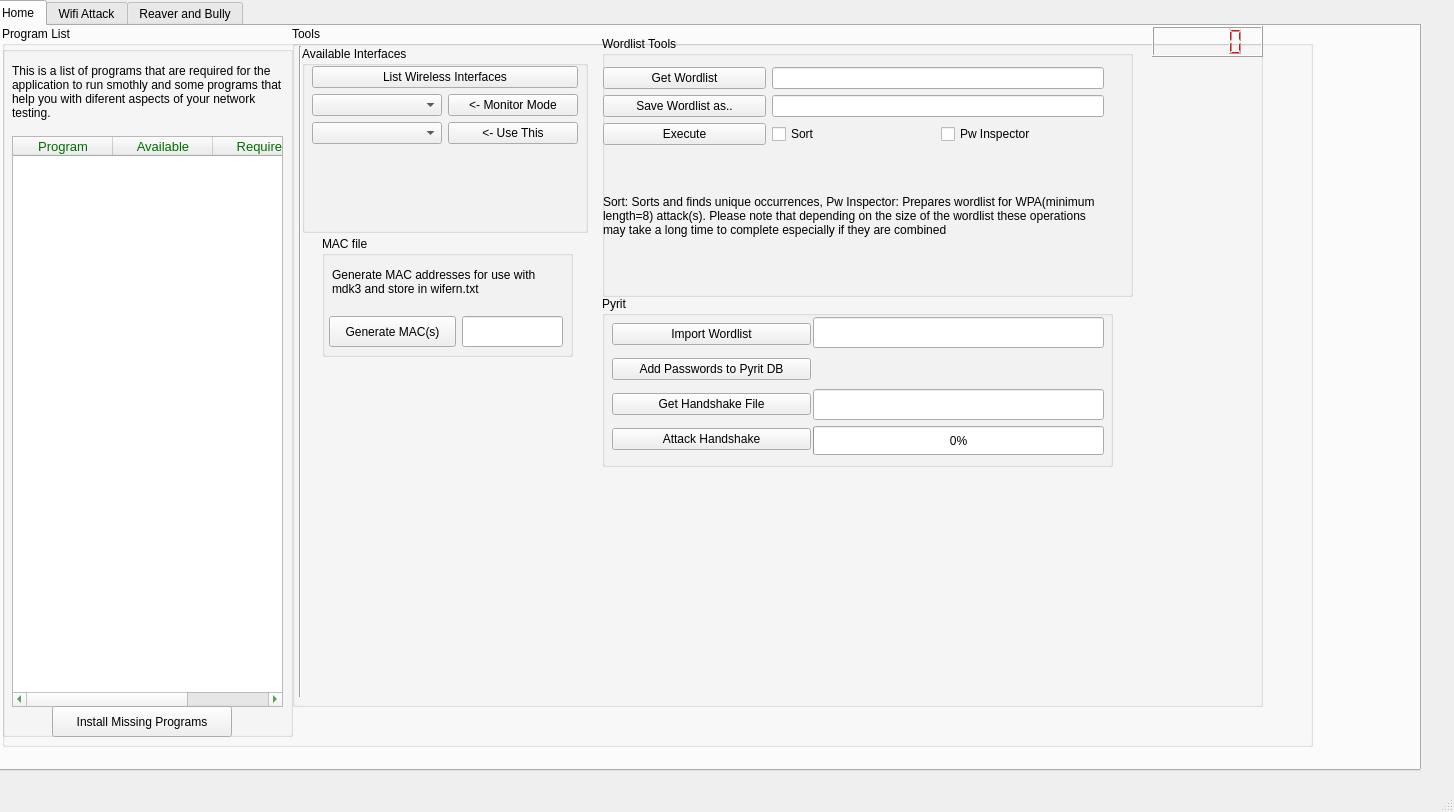
First picture: the form in wifern.ui, repository houcy/wifern, before the edit.
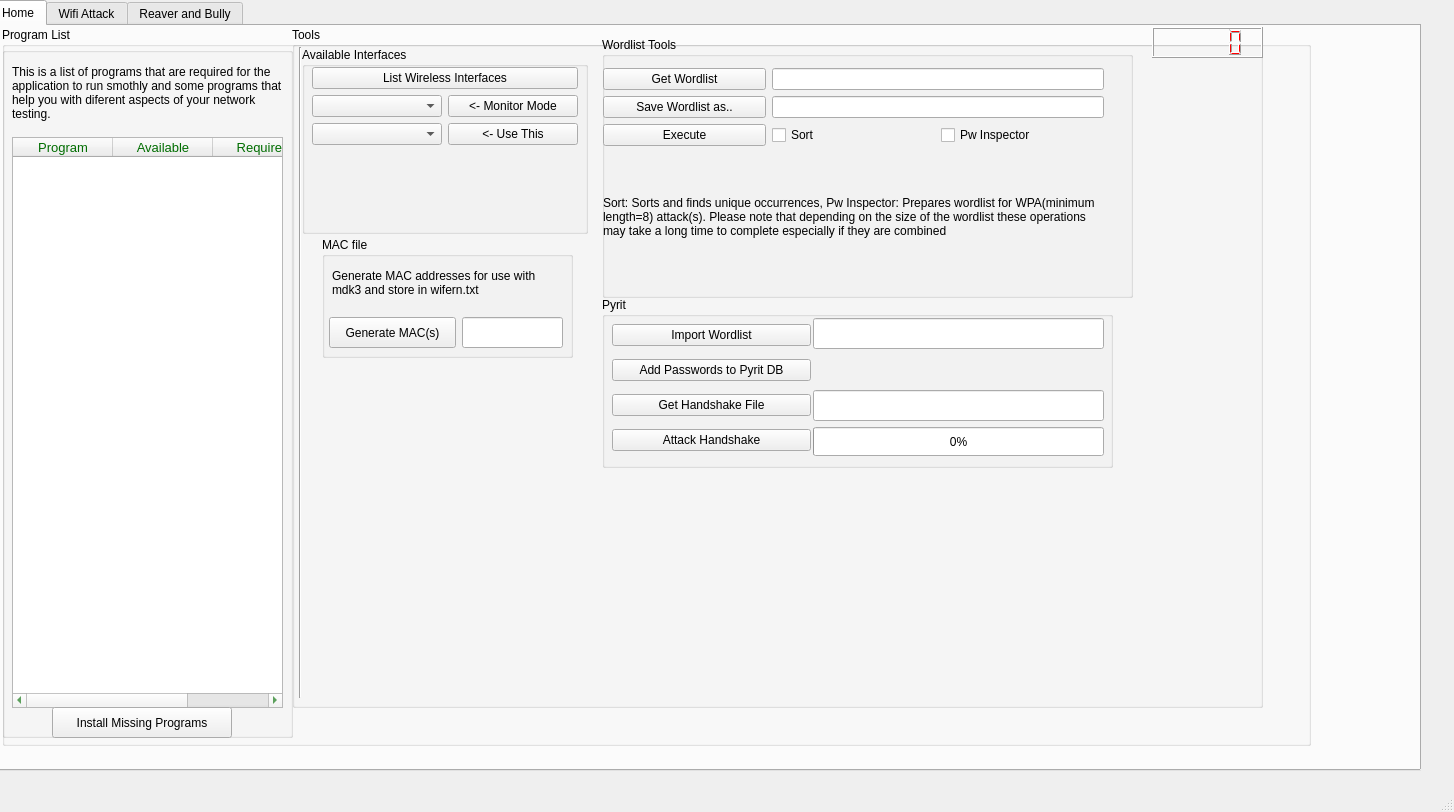
Second picture: the form after the edit. Icons and pictures are not drawn.

Diff of the .ui file:
```diff
--- a/wifern.ui
+++ b/wifern.ui
@@ -16,6 +16,18 @@
     <verstretch>0</verstretch>
    </sizepolicy>
   </property>
+  <property name="minimumSize">
+   <size>
+    <width>1454</width>
+    <height>812</height>
+   </size>
+  </property>
+  <property name="maximumSize">
+   <size>
+    <width>1454</width>
+    <height>812</height>
+   </size>
+  </property>
   <property name="windowTitle">
    <string>Wifern</string>
   </property>
@@ -38,6 +50,18 @@
       <verstretch>0</verstretch>
      </sizepolicy>
     </property>
+    <property name="minimumSize">
+     <size>
+      <width>1431</width>
+      <height>771</height>
+     </size>
+    </property>
+    <property name="maximumSize">
+     <size>
+      <width>1431</width>
+      <height>771</height>
+     </size>
+    </property>
     <property name="autoFillBackground">
      <bool>false</bool>
     </property>
@@ -79,6 +103,18 @@
            <verstretch>0</verstretch>
           </sizepolicy>
          </property>
+         <property name="minimumSize">
+          <size>
+           <width>1309</width>
+           <height>719</height>
+          </size>
+         </property>
+         <property name="maximumSize">
+          <size>
+           <width>1309</width>
+           <height>719</height>
+          </size>
+         </property>
          <property name="styleSheet">
           <string notr="true"/>
          </property>
@@ -97,6 +133,18 @@
             <height>681</height>
            </rect>
           </property>
+          <property name="minimumSize">
+           <size>
+            <width>971</width>
+            <height>681</height>
+           </size>
+          </property>
+          <property name="maximumSize">
+           <size>
+            <width>971</width>
+            <height>681</height>
+           </size>
+          </property>
           <property name="title">
            <string>Tools </string>
           </property>
```
Left out of the diff: 12 changed lines with no effect on the pictures.
